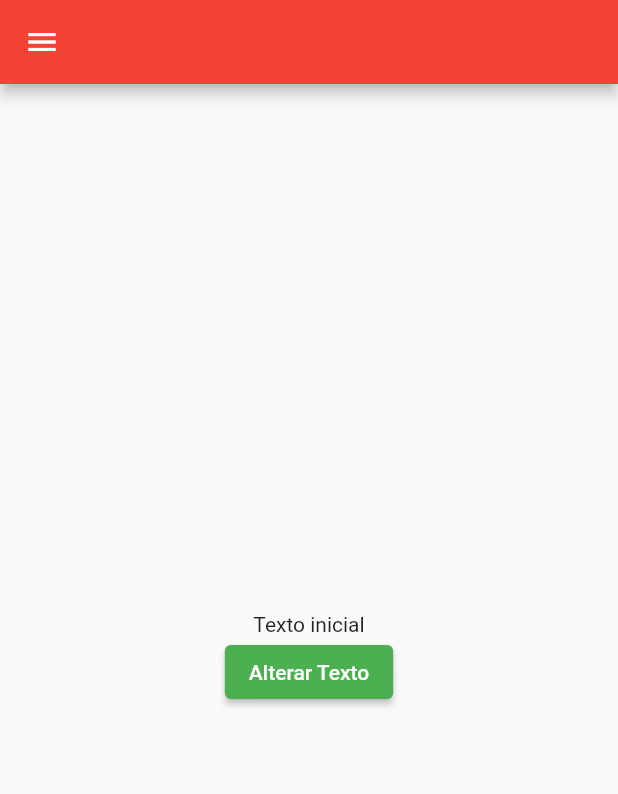
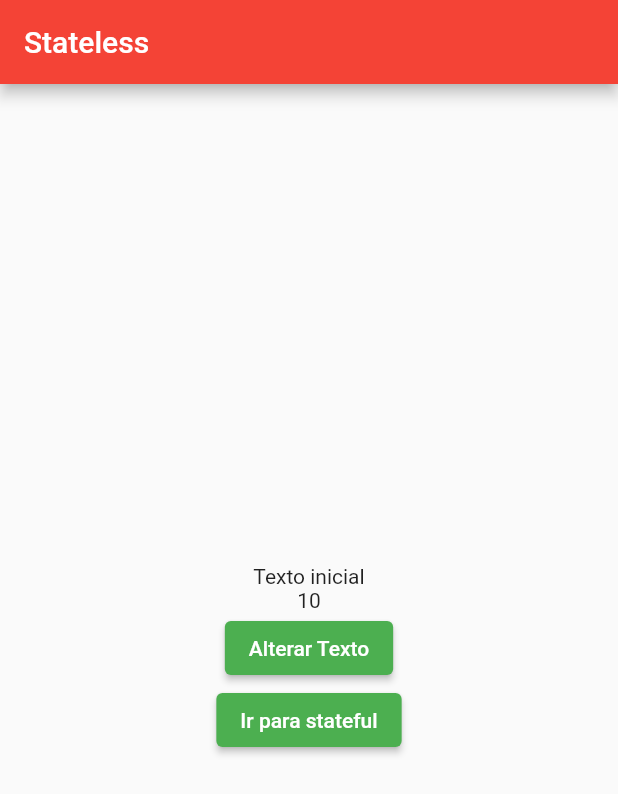
Before and after one commit to DiogoBarbosaSilvaSousa/academia_do_flutter, a Flutter app: the screen it shows after launch, on a phone screen of 412 x 824 dp. Shown: the top 794 px of the screen. Run offline on Flutter 3.47's test engine with Material 2 defaults, Android fonts, the phone set to English and light mode, and no system bars.

Commit message:
Finalizando introdução do Flutter

```diff
--- a/introducao_flutter/lib/home_page.dart
+++ b/introducao_flutter/lib/home_page.dart
@@ -1,25 +1,39 @@
 import 'package:flutter/material.dart';
+import 'package:introducao_flutter/singleton_build_context.dart';
 
 class HomePage extends StatelessWidget {
   String texto = 'Texto inicial';
 
+  HomePage() {
+    print('construtor Home Page');
+  }
+
   @override
   Widget build(BuildContext context) {
+    print('Build Home Page');
     return Scaffold(
-      appBar: AppBar(),
-      drawer: Drawer(),
+      appBar: AppBar(
+        title: Text('Stateless'),
+      ),
       body: Center(
         child: Column(
           mainAxisAlignment: MainAxisAlignment.center,
           crossAxisAlignment: CrossAxisAlignment.center,
           children: [
             Text(texto),
+            Text('${context.id}'),
             ElevatedButton(
               onPressed: () {
                 texto = 'Texto alterado';
               },
               child: Text('Alterar Texto'),
-            )
+            ),
+            ElevatedButton(
+              onPressed: () {
+                Navigator.pushNamed(context, '/stateful');
+              },
+              child: Text('Ir para stateful'),
+            ),
           ],
         ),
       ),
--- a/introducao_flutter/lib/main.dart
+++ b/introducao_flutter/lib/main.dart
@@ -1,5 +1,7 @@
 import 'package:flutter/material.dart';
 import 'package:introducao_flutter/home_page.dart';
+import 'package:introducao_flutter/home_page_stateful.dart';
+import 'package:introducao_flutter/singleton_pattern.dart';
 
 void main() {
   runApp(const MyApp());
@@ -11,6 +13,16 @@ class MyApp extends StatelessWidget {
   // This widget is the root of your application.
   @override
   Widget build(BuildContext context) {
+    var s1 = SingletonPattern.instance;
+    s1.id = 10;
+    var s2 = SingletonPattern.instance;
+    print(s1.hashCode);
+    print('-------------');
+    print(s2.hashCode);
+    print(s2.id);
+    var s3 = SingletonPattern.instance;
+    var s4 = SingletonPattern.instance;
+
     return MaterialApp(
       title: 'Flutter Demo',
       theme: ThemeData(
@@ -19,7 +31,10 @@ class MyApp extends StatelessWidget {
         ),
         primarySwatch: Colors.green,
       ),
-      home: HomePage(),
+      routes: {
+        '/': (context) => HomePage(),
+        '/stateful': (context) => HomeaPageStateFul(),
+      },
     );
   }
 }
--- /dev/null
+++ b/introducao_flutter/lib/singleton_build_context.dart
@@ -0,0 +1,6 @@
+import 'package:flutter/material.dart';
+import 'package:introducao_flutter/singleton_pattern.dart';
+
+extension SingletonBuildContext on BuildContext {
+  int get id => SingletonPattern.instance.id ?? 0;
+}
--- /dev/null
+++ b/introducao_flutter/lib/singleton_pattern.dart
@@ -0,0 +1,11 @@
+class SingletonPattern {
+  int? id;
+  static SingletonPattern? _instance;
+
+  SingletonPattern._();
+
+  static SingletonPattern get instance {
+    _instance ??= SingletonPattern._();
+    return _instance!;
+  }
+}
```
Also changed, not shown: introducao_flutter/lib/home_page_stateful.dart (added, +66 -0 lines), introducao_flutter/lib/produto_page.dart (added, +20 -0 lines).
